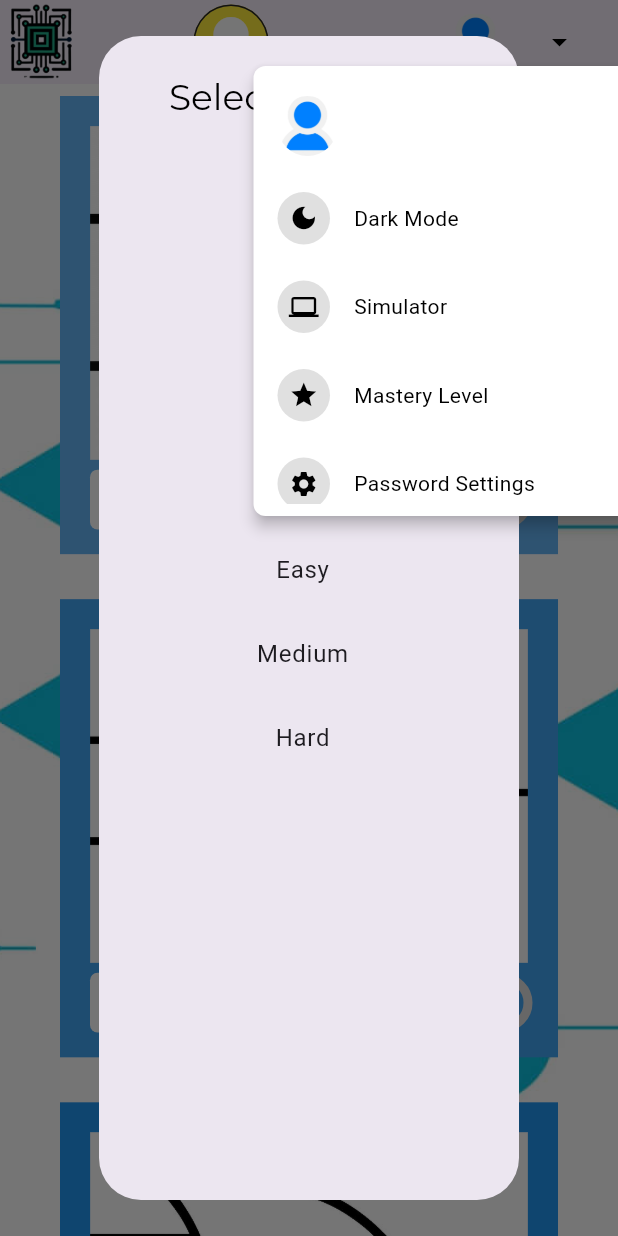
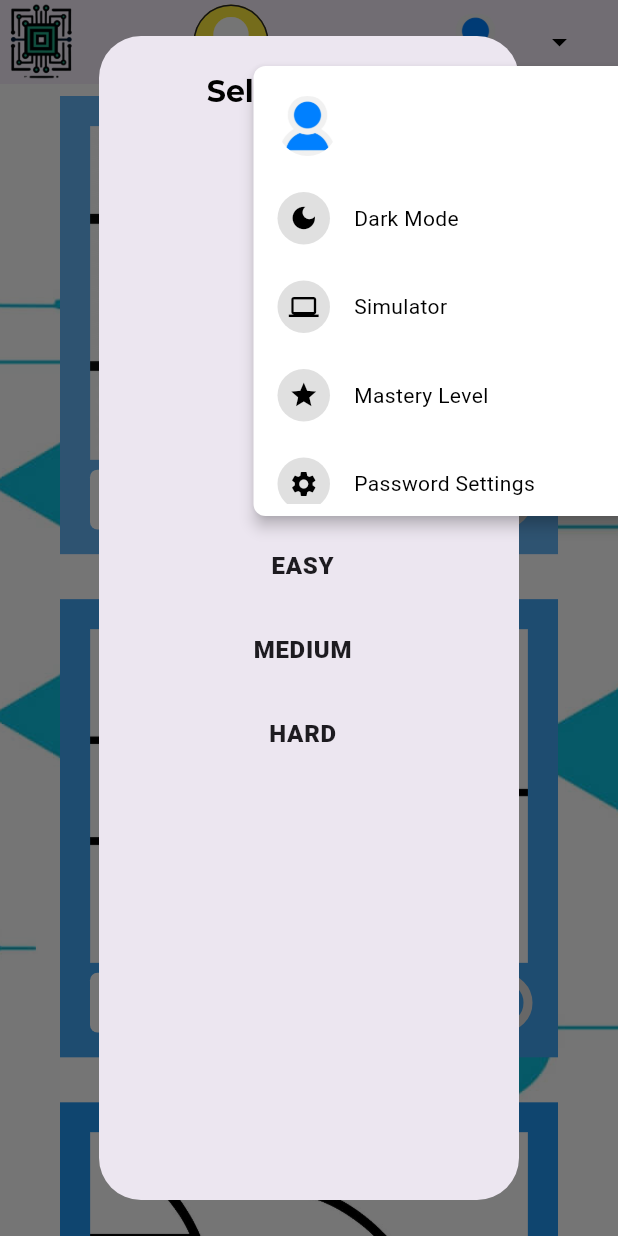
Before and after one commit to BernardPeraz/LOGIXPLORE, a Flutter app: the Dashboard screen opened directly, after a tap on the "arrow drop down" icon, after a tap on "Simulator", on a phone screen of 412 x 824 dp. Run offline on Flutter 3.47's test engine with Material 3 defaults, Android fonts, the phone set to English and light mode, and no system bars; our stand-ins replace cloud_firestore, confetti, file_picker, firebase_auth, firebase_core, flutter_otp_text_field and 7 more; accounts and stored records are empty.

Commit message:
fonts of dialog select mode

```diff
--- a/lib/src/features/core/screens/dashboard/dashboard.dart
+++ b/lib/src/features/core/screens/dashboard/dashboard.dart
@@ -128,9 +128,11 @@ class _DashboardState extends State<Dashboard> {
                                 AlertDialog(
                                   // palitan mo ng gusto mong kulay
                                   title: const Text(
-                                    "Select Difficulty",
+                                    "Select MODE",
                                     style: TextStyle(
                                       fontStyle: FontStyle.normal,
+                                      fontSize: 20,
+                                      fontWeight: FontWeight.w700,
                                     ),
                                     textAlign: TextAlign.center,
                                   ),
@@ -146,8 +148,11 @@ class _DashboardState extends State<Dashboard> {
                                             0,
                                           ),
                                           title: const Text(
-                                            "Easy",
+                                            "EASY",
                                             textAlign: TextAlign.center,
+                                            style: const TextStyle(
+                                              fontWeight: FontWeight.w900,
+                                            ),
                                           ),
                                           onTap: () => Get.back(result: 1),
                                         ),
@@ -159,8 +164,11 @@ class _DashboardState extends State<Dashboard> {
                                             0,
                                           ),
                                           title: const Text(
-                                            "Medium",
+                                            "MEDIUM",
                                             textAlign: TextAlign.center,
+                                            style: const TextStyle(
+                                              fontWeight: FontWeight.w900,
+                                            ),
                                           ),
                                           onTap: () => Get.back(result: 2),
                                         ),
@@ -172,8 +180,11 @@ class _DashboardState extends State<Dashboard> {
                                             0,
                                           ),
                                           title: const Text(
-                                            "Hard",
+                                            "HARD",
                                             textAlign: TextAlign.center,
+                                            style: const TextStyle(
+                                              fontWeight: FontWeight.w900,
+                                            ),
                                           ),
                                           onTap: () => Get.back(result: 3),
                                         ),
@@ -700,8 +711,13 @@ class _DashboardState extends State<Dashboard> {
                   AlertDialog(
                     // palitan mo ng gusto mong kulay
                     title: const Text(
-                      "Select Difficulty",
-                      style: TextStyle(fontStyle: FontStyle.normal),
+                      "SELECT MODE",
+                      style: TextStyle(
+                        fontStyle: FontStyle.normal,
+                        fontSize: 20,
+                        fontWeight: FontWeight.w700,
+                      ),
+
                       textAlign: TextAlign.center,
                     ),
                     content: Column(
@@ -710,24 +726,27 @@ class _DashboardState extends State<Dashboard> {
                         ListTile(
                           hoverColor: Color.fromARGB(255, 255, 149, 0),
                           title: const Text(
-                            "Easy",
+                            "EASY",
                             textAlign: TextAlign.center,
+                            style: TextStyle(fontWeight: FontWeight.w900),
                           ),
                           onTap: () => Get.back(result: 1),
                         ),
                         ListTile(
                           hoverColor: Color.fromARGB(255, 255, 149, 0),
                           title: const Text(
-                            "Medium",
+                            "MEDIUM",
                             textAlign: TextAlign.center,
+                            style: TextStyle(fontWeight: FontWeight.w900),
                           ),
                           onTap: () => Get.back(result: 2),
                         ),
                         ListTile(
                           hoverColor: Color.fromARGB(255, 255, 149, 0),
                           title: const Text(
-                            "Hard",
+                            "HARD",
                             textAlign: TextAlign.center,
+                            style: TextStyle(fontWeight: FontWeight.w900),
                           ),
                           onTap: () => Get.back(result: 3),
                         ),
```
